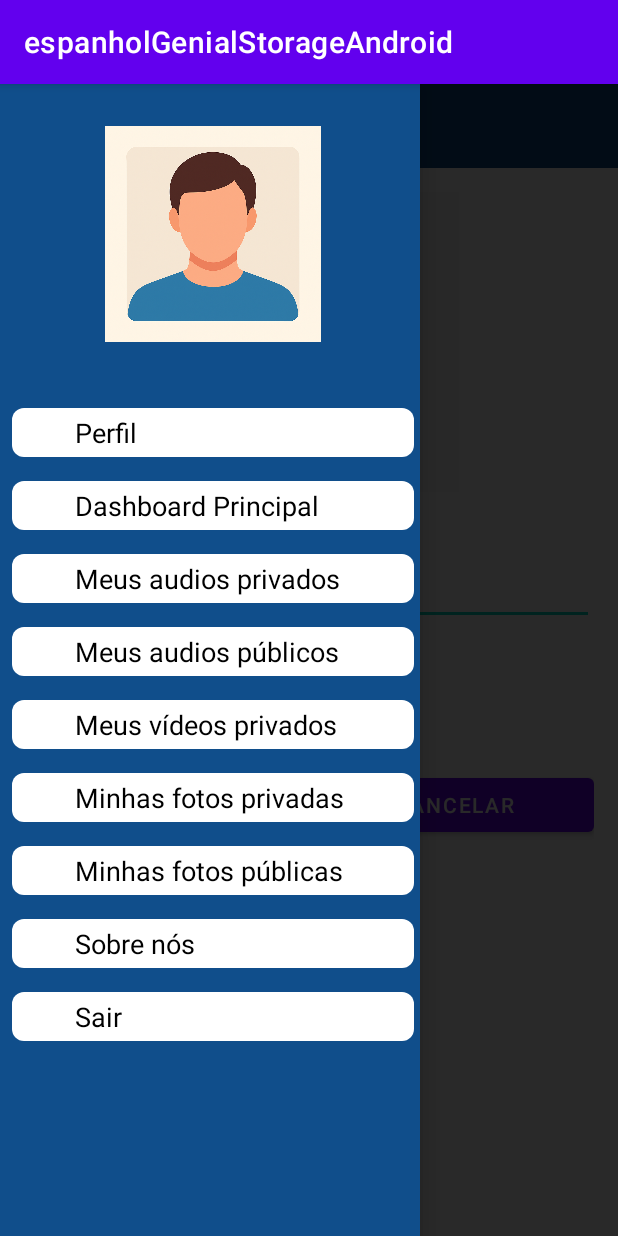
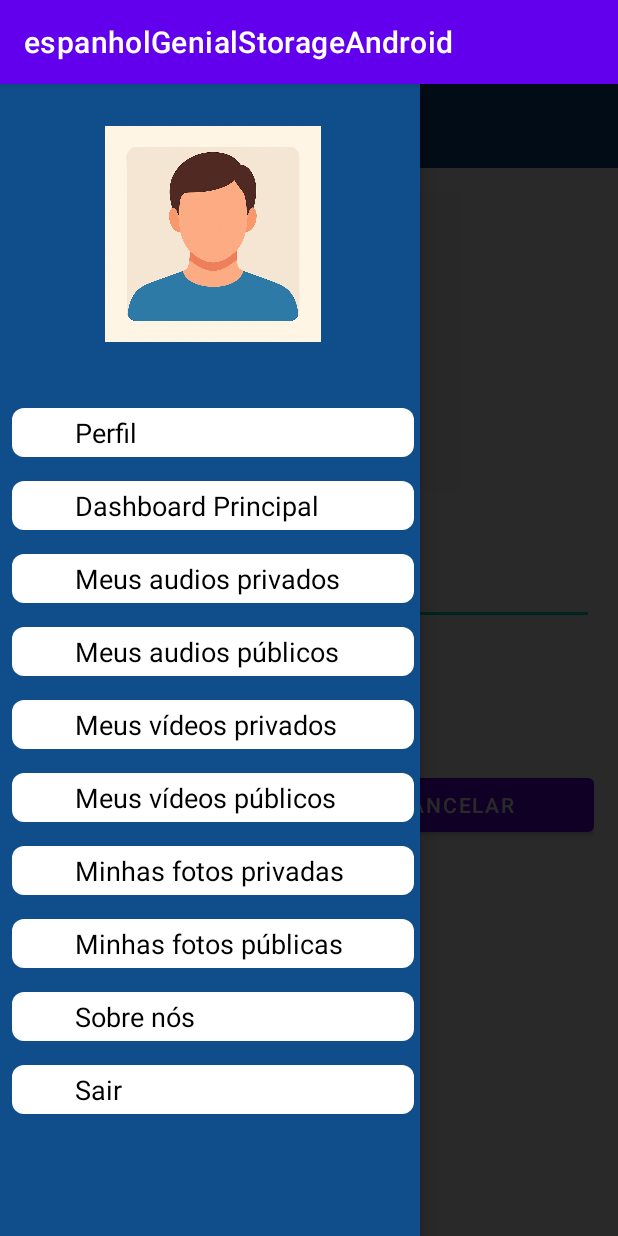
Before and after one commit to GabrielGPertile/espanholGenialStorageAndroid, an Android app: the CreateAudioStorageActivity screen opened directly, with no data from a screen before it, with the side drawer open, on a phone screen of 412 x 824 dp. Run offline under Robolectric (Android 15) with nearby library versions, the phone set to English and light mode, and no system bars; our stand-ins replace Firebase (no records; nobody signed in at launch, a user with empty details on screens opened directly).

Commit message:
feat: adicionando o icone dos vídeos publicos

```diff
--- a/app/src/main/res/menu/drawer_menu.xml
+++ b/app/src/main/res/menu/drawer_menu.xml
@@ -24,6 +24,10 @@
         android:title="Meus vídeos privados" />
 
     <item
+        android:id="@+id/menu_dashboard_meusVideosPublicos"
+        android:title="Meus vídeos públicos" />
+
+    <item
         android:id="@+id/menu_dashboard_minhasFotosPrivadas"
         android:title="Minhas fotos privadas" />
 
```
